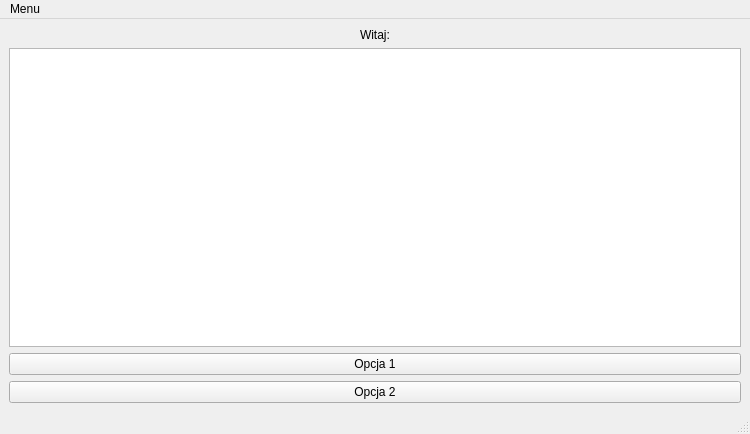
First picture: the form in mainwindow.ui, repository Akacz47/Intelligent-pantry, before the edit.
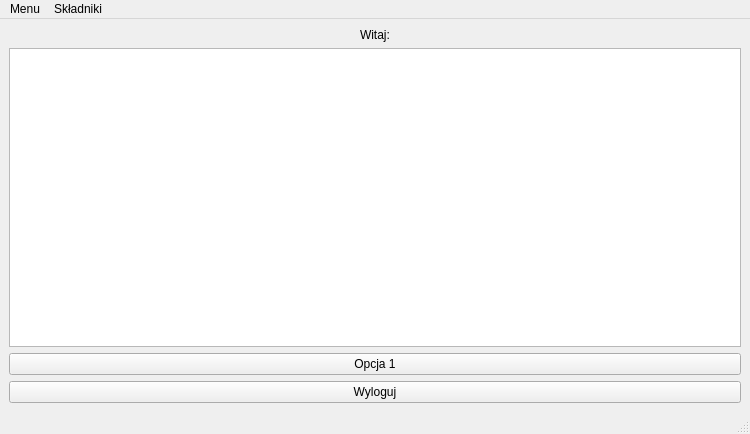
Second picture: the form after the edit.

Commit message: Przycisk wyloguj i dodawanie składników

```diff
--- a/mainwindow.ui
+++ b/mainwindow.ui
@@ -70,7 +70,7 @@
        <enum>Qt::LeftToRight</enum>
       </property>
       <property name="text">
-       <string>Opcja 2</string>
+       <string>Wyloguj</string>
       </property>
      </widget>
     </item>
@@ -114,7 +114,14 @@
     </property>
     <addaction name="actionOption_3"/>
    </widget>
+   <widget class="QMenu" name="menuSk_adniki">
+    <property name="title">
+     <string>Składniki</string>
+    </property>
+    <addaction name="actionIngrAdd"/>
+   </widget>
    <addaction name="menuMenu"/>
+   <addaction name="menuSk_adniki"/>
   </widget>
   <widget class="QStatusBar" name="statusbar"/>
   <action name="actionOption_3">
```
Left out of the diff: 7 changed lines with no effect on the pictures. The commit also changes 8 other files.
